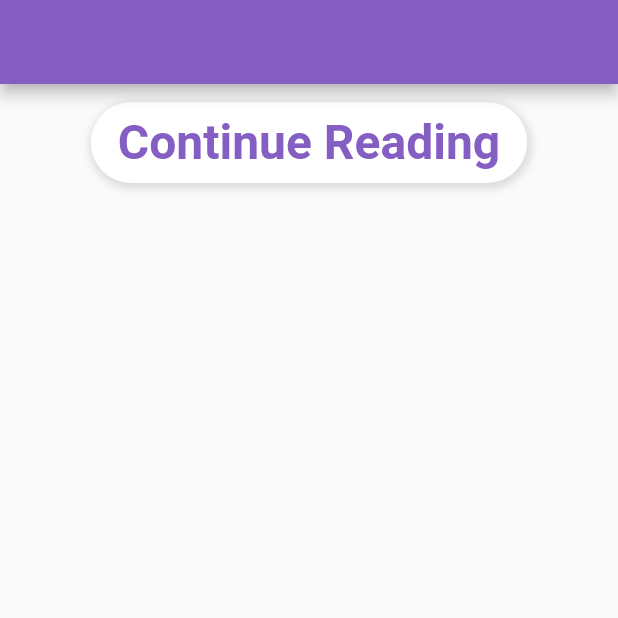
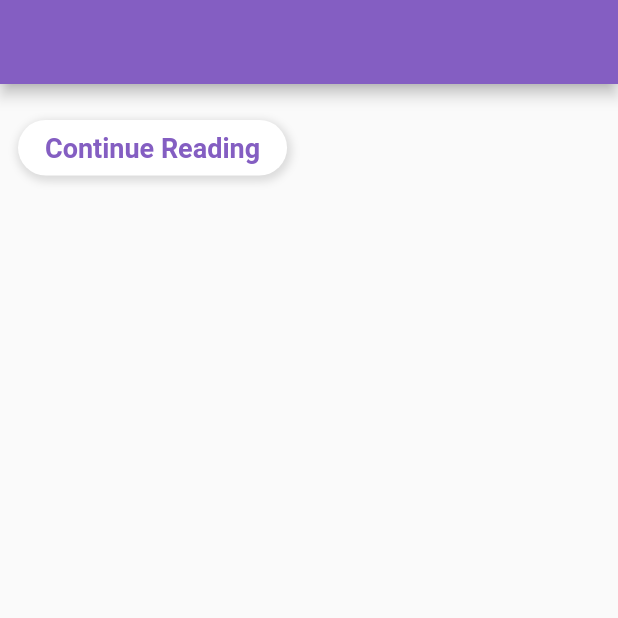
Before and after one commit to Iread-platform/IRead_Flutter, a Flutter app: the screen it shows after launch, on a phone screen of 412 x 824 dp, the top half of it. Run offline on Flutter 3.47's test engine with Material 2 defaults, Android fonts, the phone set to English and light mode, and no system bars; our stand-ins replace fluro, flutter_svg; key blocks and very long unbroken strings in the code were emptied for the run.

Commit message:
IR-87: Story search header

```diff
--- a/lib/views/Screens/stories_search_list.dart
+++ b/lib/views/Screens/stories_search_list.dart
@@ -15,11 +15,11 @@ class StoriesSearchList extends StatelessWidget {
   @override
   Widget build(BuildContext context) {
     return Container(
-      padding: const EdgeInsets.all(12.0),
+      padding: const EdgeInsets.symmetric(horizontal: 12, vertical: 24),
       child: Column(
         children: [
           Row(
-            mainAxisAlignment: MainAxisAlignment.center,
+            mainAxisAlignment: MainAxisAlignment.start,
             children: [
               Container(
                 padding:
@@ -30,7 +30,7 @@ class StoriesSearchList extends StatelessWidget {
                     boxShadow: [mediumBottomRightShadow]),
                 child: Text(
                   _storiesSection.title,
-                  style: Theme.of(context).textTheme.headline2,
+                  style: Theme.of(context).textTheme.headline6,
                 ),
               )
             ],
```
